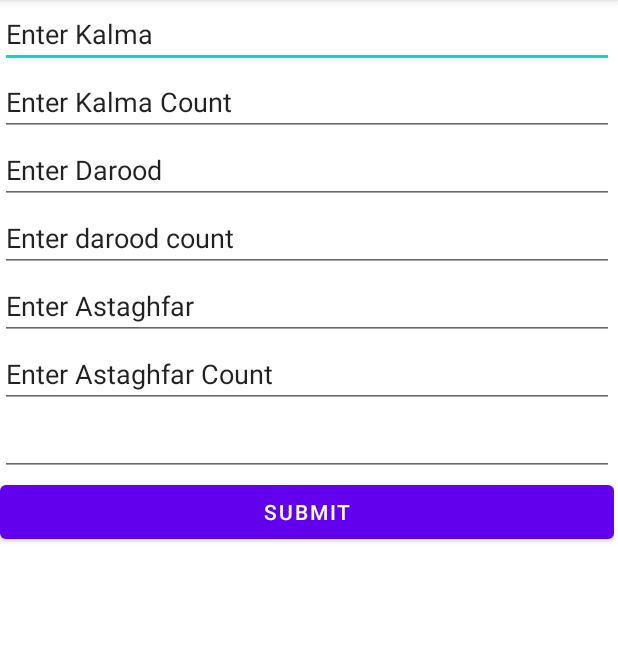
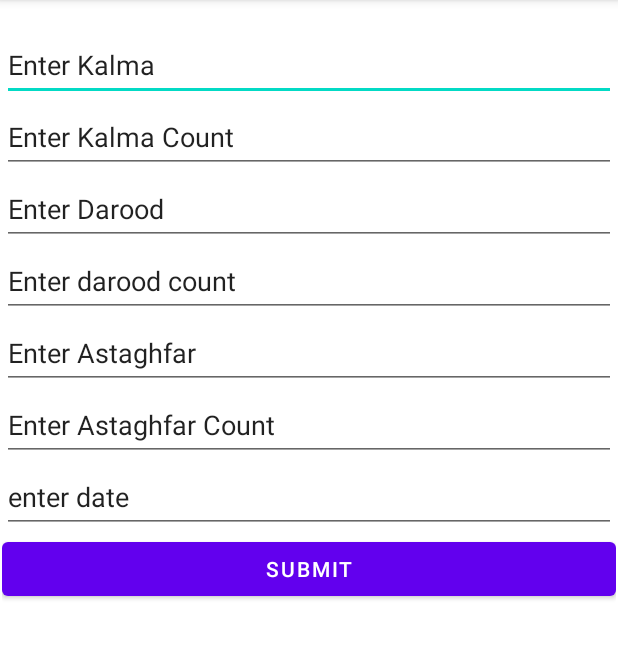
Before and after one commit to ArsalHussain14/CSF19After-Tasbih-Group9, an Android app: the screen it shows after launch (MainActivity), after a tap on "SUBMIT", on a phone screen of 412 x 824 dp, the part 84-743 px from its top. Run offline under Robolectric (Android 15) with nearby library versions, the phone set to English and light mode, and no system bars.

```diff
--- a/app/build.gradle
+++ b/app/build.gradle
@@ -8,7 +8,7 @@ android {
 
     defaultConfig {
         applicationId "com.example.tasbih"
-        minSdk 21
+        minSdk 29
         targetSdk 33
         versionCode 1
         versionName "1.0"
--- a/app/src/main/java/com/example/tasbih/DbHandler.java
+++ b/app/src/main/java/com/example/tasbih/DbHandler.java
@@ -30,8 +30,8 @@ public class DbHandler extends SQLiteOpenHelper {
                 + COLUMN_Kalma_Count + " TEXT,"
                 + COLUMN_Darood + " TEXT,"
                 + COLUMN_Darood_Count + " TEXT,"
-                + COLUMN_Astaghfar + "TEXT,"
-                + COLUMN_Astaghfar_Count +"INETEGER,"
+                + COLUMN_Astaghfar + " TEXT,"
+                + COLUMN_Astaghfar_Count +" TEXT,"
                 + COLUMN_Date +" TEXT"
                 + ")";
         sqLiteDatabase.execSQL(query);
--- a/app/src/main/java/com/example/tasbih/MainActivity.java
+++ b/app/src/main/java/com/example/tasbih/MainActivity.java
@@ -8,12 +8,10 @@ import android.widget.Button;
 import android.widget.EditText;
 import android.widget.Toast;
 
-import java.util.Date;
-
 public class MainActivity extends AppCompatActivity {
     EditText kalma, kalmaCount, darood, daroodCount, astaghfar, astaghfarCount;
     Button submit;
-    View date = findViewById(R.id.date);
+    EditText myDate;
     DbHandler db;
 
     @Override
@@ -29,6 +27,7 @@ public class MainActivity extends AppCompatActivity {
         astaghfar= findViewById(R.id.astaghfar);
         astaghfarCount= findViewById(R.id.astaghfarCount);
         submit= findViewById(R.id.submit);
+        myDate= findViewById(R.id.myDate);
 
         submit.setOnClickListener(new View.OnClickListener() {
             @Override
@@ -39,7 +38,7 @@ public class MainActivity extends AppCompatActivity {
                 String daroodCountText= daroodCount.getText().toString();
                 String astaghfarText= astaghfar.getText().toString();
                 String astaghfarCountText= astaghfarCount.getText().toString();
-                String myDate= date.toString();
+                String myDate= MainActivity.this.myDate.toString();
 
                 if (kalmaText.isEmpty() || kalmaCountText.isEmpty() || daroodText.isEmpty() ||daroodCountText.isEmpty()||astaghfarText.isEmpty()||astaghfarCountText.isEmpty() ) {
                     Toast.makeText(MainActivity.this, "Please enter valid data", Toast.LENGTH_SHORT).show();
--- a/app/src/main/res/layout/activity_main.xml
+++ b/app/src/main/res/layout/activity_main.xml
@@ -9,9 +9,15 @@
     <LinearLayout
         android:layout_width="409dp"
         android:layout_height="729dp"
+        android:layout_marginStart="1dp"
+        android:layout_marginTop="1dp"
+        android:layout_marginEnd="1dp"
+        android:layout_marginBottom="1dp"
         android:orientation="vertical"
-        tools:layout_editor_absoluteX="1dp"
-        tools:layout_editor_absoluteY="1dp"
+        app:layout_constraintBottom_toBottomOf="parent"
+        app:layout_constraintEnd_toEndOf="parent"
+        app:layout_constraintStart_toStartOf="parent"
+        app:layout_constraintTop_toTopOf="parent"
         tools:ignore="MissingConstraints">
 
         <EditText
@@ -20,6 +26,7 @@
             android:layout_height="wrap_content"
             android:ems="10"
             android:inputType="textPersonName"
+            android:minHeight="48dp"
             android:text="Enter Kalma" />
 
         <EditText
@@ -28,6 +35,7 @@
             android:layout_height="wrap_content"
             android:ems="10"
             android:inputType="textPersonName"
+            android:minHeight="48dp"
             android:text="Enter Kalma Count" />
 
         <EditText
@@ -36,6 +44,7 @@
             android:layout_height="wrap_content"
             android:ems="10"
             android:inputType="textPersonName"
+            android:minHeight="48dp"
             android:text="Enter Darood" />
 
         <EditText
@@ -44,6 +53,7 @@
             android:layout_height="wrap_content"
             android:ems="10"
             android:inputType="textPersonName"
+            android:minHeight="48dp"
             android:text="Enter darood count" />
 
         <EditText
@@ -52,6 +62,7 @@
             android:layout_height="wrap_content"
             android:ems="10"
             android:inputType="textPersonName"
+            android:minHeight="48dp"
             android:text="Enter Astaghfar" />
 
         <EditText
@@ -60,19 +71,24 @@
             android:layout_height="wrap_content"
             android:ems="10"
             android:inputType="textPersonName"
+            android:minHeight="48dp"
             android:text="Enter Astaghfar Count" />
 
         <EditText
-            android:id="@+id/date"
+            android:id="@+id/myDate"
             android:layout_width="match_parent"
             android:layout_height="wrap_content"
             android:ems="10"
-            android:inputType="date" />
+            android:inputType="textPersonName"
+            android:minHeight="48dp"
+            android:text="enter date" />
 
         <Button
             android:id="@+id/submit"
             android:layout_width="match_parent"
             android:layout_height="wrap_content"
             android:text="Submit" />
+
+
     </LinearLayout>
 </androidx.constraintlayout.widget.ConstraintLayout>
```
